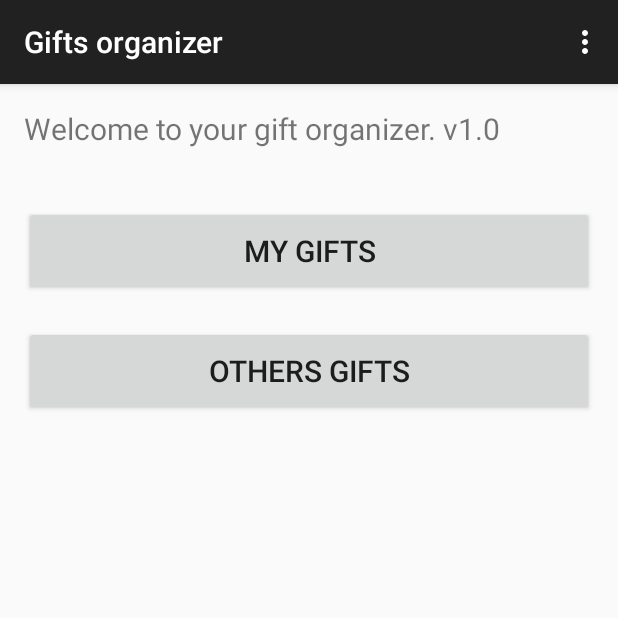
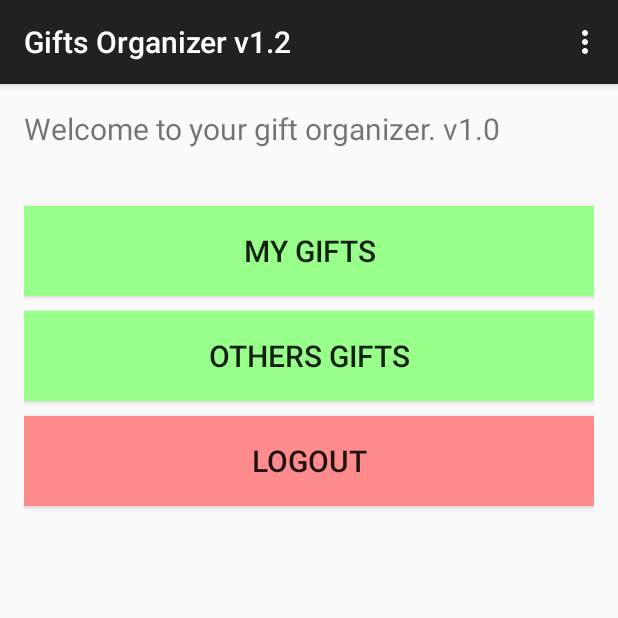
Before and after one commit to geidnert/gifts, an Android app: the MainActivity screen opened directly, with no data from a screen before it, on a phone screen of 412 x 824 dp, the top half of it. Run offline under Robolectric (Android 15) with nearby library versions, the phone set to English and light mode, and no system bars; network calls fail; 1 statement that could not run was skipped.

Commit message:
layout fixes and app version number

```diff
--- a/app/src/main/java/com/solidparts/gifts/FriendListActivity.java
+++ b/app/src/main/java/com/solidparts/gifts/FriendListActivity.java
@@ -4,6 +4,7 @@ import android.app.ListActivity;
 import android.content.Intent;
 import android.os.AsyncTask;
 import android.os.Bundle;
+import android.support.v7.app.ActionBarActivity;
 import android.view.Menu;
 import android.view.MenuItem;
 import android.view.View;
@@ -21,7 +22,7 @@ import java.util.ArrayList;
 import java.util.Iterator;
 import java.util.List;
 
-public class FriendListActivity extends ListActivity {
+public class FriendListActivity extends ActionBarActivity {
     public final static String EXTRA_USERDTO = "userDTO";
     public final static String EXTRA_VIEWUSERDTO = "viewUserDTO";
 
@@ -33,6 +34,7 @@ public class FriendListActivity extends ListActivity {
 
     @Override
     protected void onCreate(Bundle savedInstanceState) {
+        setTitle("Friends");
         super.onCreate(savedInstanceState);
         setContentView(R.layout.activity_friend_list);
 
--- a/app/src/main/java/com/solidparts/gifts/MainActivity.java
+++ b/app/src/main/java/com/solidparts/gifts/MainActivity.java
@@ -22,18 +22,26 @@ import com.solidparts.gifts.service.UserService;
 
 
 public class MainActivity extends ActionBarActivity {
-
-    public final static int APP_VERSION = 1;
     public final static String EXTRA_USERDTO = "userDTO";
     public final static String EXTRA_VIEWUSERDTO = "viewUserDTO";
 
     private UserDTO userDTO;
     private UserService userService;
+    private MessageManager messageManager;
 
     @Override
     protected void onCreate(Bundle savedInstanceState) {
+        setTitle("Gifts Organizer v" + this.getResources().getInteger(R.integer.app_major_version) + "." + this.getResources().getInteger(R.integer.app_minor_version));
         super.onCreate(savedInstanceState);
         setContentView(R.layout.activity_main);
+
+        // Check network status
+        messageManager = new MessageManager();
+        if (!userService.isNetworkAvaliable(this)) {
+            messageManager.show(this, "No network connection available!", true);
+            Intent intent = new Intent(MainActivity.this, LoginActivity.class);
+            startActivity(intent);
+        }
 
         userDTO = (UserDTO) getIntent().getSerializableExtra("userDTO");
 
@@ -45,6 +53,8 @@ public class MainActivity extends ActionBarActivity {
         String[] appArgs = new String[]{};
         AppSyncTask appSyncTask = new AppSyncTask();
         appSyncTask.execute(appArgs);
+
+
     }
 
     @Override
@@ -70,6 +80,13 @@ public class MainActivity extends ActionBarActivity {
     }
 
     public void onMyGifts(View v) {
+        messageManager = new MessageManager();
+        if (!userService.isNetworkAvaliable(MainActivity.this)) {
+            messageManager.show(MainActivity.this, "No network connection available!", true);
+            Intent intent = new Intent(MainActivity.this, LoginActivity.class);
+            startActivity(intent);
+        }
+
         try {
             Intent intent = new Intent(MainActivity.this, GiftsActivity.class);
             intent.putExtra(EXTRA_USERDTO, userDTO);
@@ -82,9 +99,27 @@ public class MainActivity extends ActionBarActivity {
     }
 
     public void onOthersGifts(View v) {
+        messageManager = new MessageManager();
+        if (!userService.isNetworkAvaliable(MainActivity.this)) {
+            messageManager.show(MainActivity.this, "No network connection available!", true);
+            Intent intent = new Intent(MainActivity.this, LoginActivity.class);
+            startActivity(intent);
+        }
+
+
         try {
             Intent intent = new Intent(MainActivity.this, FriendListActivity.class);
             intent.putExtra(EXTRA_USERDTO, userDTO);
+            startActivity(intent);
+        } catch (ActivityNotFoundException anfe) {
+            //on catch, show the download dialog
+            //showDialog(SearchActivity.this, "No Scanner Found", "Download a scanner code activity?", "Yes", "No").show();
+        }
+    }
+
+    public void onLogout(View v) {
+        try {
+            Intent intent = new Intent(MainActivity.this, LoginActivity.class);
             startActivity(intent);
         } catch (ActivityNotFoundException anfe) {
             //on catch, show the download dialog
@@ -117,7 +152,7 @@ public class MainActivity extends ActionBarActivity {
         protected void onPostExecute(DataDTO dataDTO) {
             findViewById(R.id.progressBar).setVisibility(View.GONE);
             //showButtons();
-            if (dataDTO != null && APP_VERSION < dataDTO.getLatestAppVersion()) {
+            if (dataDTO != null && getResources().getInteger(R.integer.app_minor_version) < dataDTO.getLatestAppVersion()) {
                 UpdateDialogFragment updateDialogFragment = new UpdateDialogFragment();
                 updateDialogFragment.show(getFragmentManager(), "updateDialog");
             }
--- a/app/src/main/res/layout/activity_login.xml
+++ b/app/src/main/res/layout/activity_login.xml
@@ -31,6 +31,7 @@
                 android:imeOptions="actionUnspecified" android:inputType="textPassword"
                 android:layout_marginTop="20dp"
                 android:textSize="20dp"
+                android:password="true"
                 android:maxLines="1" android:singleLine="true" />
 
             <Button android:id="@+id/email_sign_in_button" style="?android:textAppearanceSmall"
@@ -38,7 +39,8 @@
                 android:layout_marginTop="16dp" android:text="@string/action_sign_in"
                 android:textSize="20dp"
                 android:layout_height="60dp"
-                android:textStyle="bold" />
+                android:textStyle="bold"
+                android:background="#99ff8b" />
 
         </LinearLayout>
     </ScrollView>
--- a/app/src/main/res/layout/activity_main.xml
+++ b/app/src/main/res/layout/activity_main.xml
@@ -17,7 +17,8 @@
         android:layout_below="@+id/msg"
         android:layout_alignParentRight="true"
         android:layout_alignParentEnd="true"
-        android:layout_marginTop="38dp" />
+        android:layout_marginTop="38dp"
+        android:background="#99ff8b" />
 
     <Button
         android:layout_width="fill_parent"
@@ -26,11 +27,12 @@
         android:id="@+id/button2"
         android:onClick="onOthersGifts"
         android:nestedScrollingEnabled="true"
-        android:layout_marginTop="20dp"
+        android:layout_marginTop="10dp"
         android:textSize="20dp"
         android:layout_below="@+id/button"
         android:layout_alignParentLeft="true"
-        android:layout_alignParentStart="true" />
+        android:layout_alignParentStart="true"
+        android:background="#99ff8b" />
 
     <TextView
         android:layout_width="fill_parent"
@@ -49,4 +51,17 @@
         android:layout_centerVertical="true"
         android:layout_centerHorizontal="true"
         android:visibility="gone" />
+
+    <Button
+        android:layout_width="fill_parent"
+        android:layout_height="60dp"
+        android:text="Logout"
+        android:id="@+id/button3"
+        android:layout_below="@+id/button2"
+        android:layout_alignParentLeft="true"
+        android:layout_alignParentStart="true"
+        android:layout_marginTop="10dp"
+        android:textSize="20dp"
+        android:background="#ff8b8d"
+        android:onClick="onLogout" />
 </RelativeLayout>
--- /dev/null
+++ b/app/src/main/res/values/integers.xml
@@ -0,0 +1,5 @@
+<?xml version="1.0" encoding="utf-8"?>
+<resources>
+    <integer name="app_major_version">1</integer>
+    <integer name="app_minor_version">2</integer>
+</resources>
--- a/app/src/main/res/values/strings.xml
+++ b/app/src/main/res/values/strings.xml
@@ -1,12 +1,10 @@
 <resources>
     <string name="app_name">Gifts</string>
     <string name="title_activity_main">Gifts organizer</string>
-
+    <string name="title_activity_gifts">Gifts</string>
+    <string name="title_activity_friend_list">Friends</string>
     <string name="userName">User name</string>
     <string name="action_settings">Settings</string>
-    <string name="title_activity_gifts">Gifts</string>
-    <string name="title_activity_friend_list">Friends</string>
-
     <string name="hello_world">Hello world!</string>
     <string name="friend_list_header">Select the friend you want to buy a present to.</string>
 </resources>
```
Also changed, not shown: app/src/main/java/com/solidparts/gifts/GiftAdapter.java (+22 -0 lines), app/src/main/java/com/solidparts/gifts/GiftsActivity.java (+39 -4 lines), app/src/main/java/com/solidparts/gifts/LoginActivity.java (+17 -5 lines), app/src/main/java/com/solidparts/gifts/RegisterActivity.java (+12 -5 lines), app/src/main/res/layout/activity_gifts.xml (+24 -24 lines), app/src/main/res/layout/activity_register.xml (+7 -3 lines).
